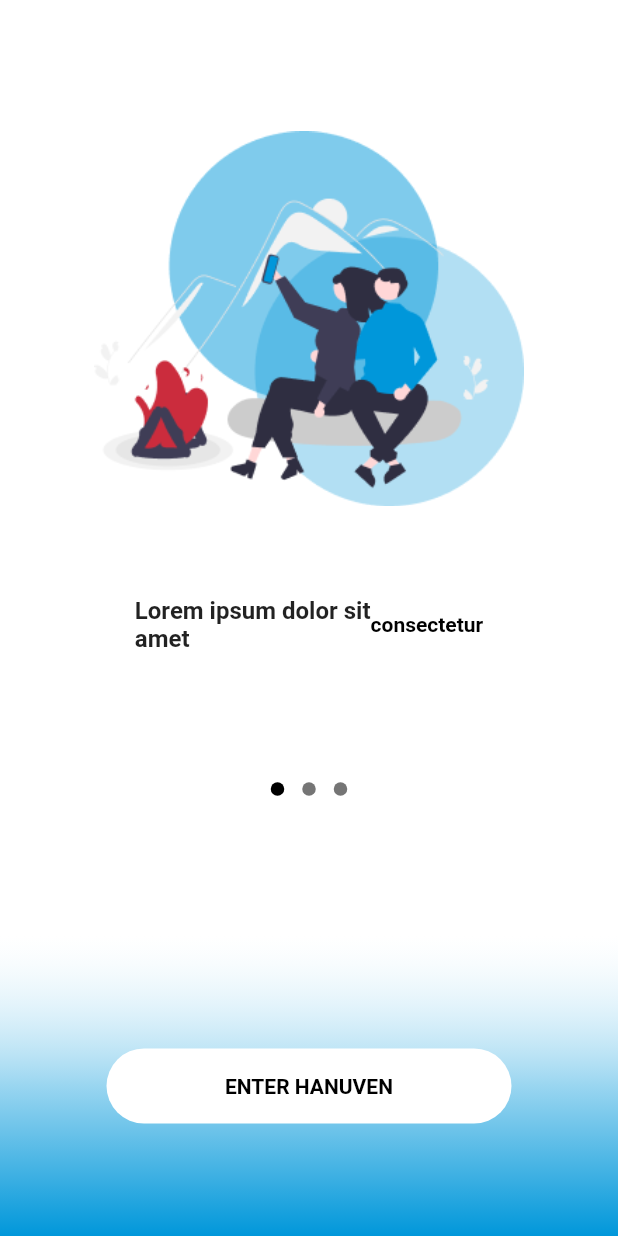
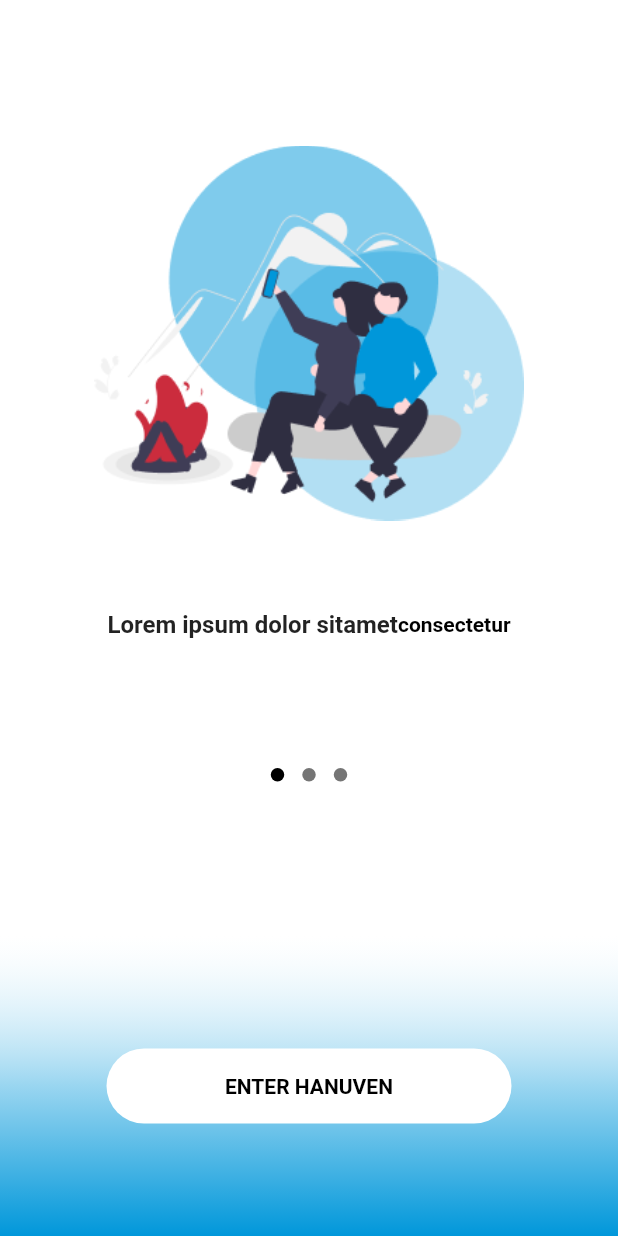
Before and after one commit to Indusian-Assist/hanuven, a Flutter app: the screen it shows after launch, on a phone screen of 412 x 824 dp. Run offline on Flutter 3.47's test engine with Material 2 defaults, Android fonts, the light colour scheme and no system bars; drawn by our look-alikes of carousel_slider, dots_indicator.

Commit message:
fixed some bugs

```diff
--- a/lib/Screens/Login/Components/carousel_slider.dart
+++ b/lib/Screens/GuidScreen/Components/carousel_slider.dart
@@ -1,7 +1,7 @@
 import 'package:carousel_slider/carousel_slider.dart';
 import 'package:dots_indicator/dots_indicator.dart';
 import 'package:flutter/material.dart';
-import 'package:hanuven/Screens/Login/Components/carousel_text.dart';
+import 'package:hanuven/Screens/GuidScreen/Components/carousel_text.dart';
 import 'package:hanuven/utils/constants/color.dart';
 import 'package:hanuven/utils/constants/images_icons.dart';
 
--- a/lib/Screens/Login/Components/carousel_text.dart
+++ b/lib/Screens/GuidScreen/Components/carousel_text.dart
@@ -2,12 +2,13 @@ import 'package:flutter/material.dart';
 import 'package:hanuven/utils/constants/text_styles.dart';
 
 
+// ignore: must_be_immutable
 class CarouselText extends StatelessWidget {
   int currentIndex;
   CarouselText({Key? key, required this.currentIndex}) : super(key: key);
 
 
-  List<String> _messages = [    "Lorem ipsum dolor sit\namet",    "Lorem ipsum dolor sit\namet",    "Lorem ipsum dolor sit\namet",  ];
+  List<String> _messages = [    "Lorem ipsum dolor sitamet",    "Lorem ipsum dolor sitamet",    "Lorem ipsum dolor sitamet",  ];
   List<String> _messages2 = ["consectetur", "consectetur", "consectetur"];
 
   @override
--- /dev/null
+++ b/lib/Screens/GuidScreen/Components/guid_button.dart
@@ -0,0 +1,24 @@
+import 'package:flutter/material.dart';
+import 'package:hanuven/utils/constants/text_styles.dart';
+
+import '../../../utils/constants/color.dart';
+
+class GuidButton extends StatelessWidget {
+  const GuidButton({Key? key, required this.onPressed}) : super(key: key);
+  final VoidCallback onPressed;
+  @override
+  Widget build(BuildContext context) {
+    return GestureDetector(
+      onTap: onPressed,
+      child: Container(
+        child: Center(child: Text('ENTER HANUVEN', style: kDefaultBoldTextStyle,)),
+        height: 50,
+        width: 270,
+        decoration: BoxDecoration(
+          color: kLightColor,
+          borderRadius: BorderRadius.circular(50),
+        ),
+      ),
+    );
+  }
+}
--- a/lib/Screens/Login/Components/welcome_body.dart
+++ b/lib/Screens/GuidScreen/Components/welcome_body.dart
@@ -1,7 +1,6 @@
-import 'package:carousel_slider/carousel_slider.dart';
 import 'package:flutter/material.dart';
-import 'package:hanuven/Screens/Login/Components/carousel_slider.dart';
-import 'package:hanuven/Screens/Login/Components/guid_button.dart';
+import 'package:hanuven/Screens/GuidScreen/Components/carousel_slider.dart';
+import 'package:hanuven/Screens/GuidScreen/Components/guid_button.dart';
 import 'package:hanuven/utils/constants/color.dart';
 
 class WelcomeBody extends StatefulWidget {
@@ -14,12 +13,8 @@ class WelcomeBody extends StatefulWidget {
 class _BodyState extends State<WelcomeBody> {
   @override
   Widget build(BuildContext context) {
-    return Column(
-
-        children: [
-      Expanded(
-          flex: 1,
-          child: Carousel()),
+    return Column(children: [
+      Expanded(flex: 1, child: Carousel()),
       Stack(
         children: <Widget>[
           Positioned(
@@ -30,8 +25,7 @@ class _BodyState extends State<WelcomeBody> {
             child: Container(
               width: double.infinity,
               height: 200,
-              decoration: BoxDecoration(
-                gradient: kBottomGradientColor
+              decoration: BoxDecoration(gradient: kBottomGradientColor
                   // LinearGradient(
                   //   begin: Alignment.bottomCenter,
                   //   end: Alignment.topCenter,
@@ -39,11 +33,11 @@ class _BodyState extends State<WelcomeBody> {
                   ),
             ),
           ),
-
           Positioned.fill(
             child: Align(
               alignment: Alignment.center,
-              child: GuidButton(),
+              child: GuidButton(
+                  onPressed: () => Navigator.pushNamed(context, '/login')),
             ),
           )
         ],
--- a/lib/Screens/Login/welcome_screen.dart
+++ b/lib/Screens/GuidScreen/welcome_screen.dart
@@ -1,8 +1,5 @@
-import 'package:carousel_slider/carousel_slider.dart';
-import 'package:dots_indicator/dots_indicator.dart';
 import 'package:flutter/material.dart';
-import 'package:hanuven/Screens/Home/components/body.dart';
-import 'package:hanuven/Screens/Login/Components/welcome_body.dart';
+import 'package:hanuven/Screens/GuidScreen/Components/welcome_body.dart';
 import 'package:hanuven/utils/constants/color.dart';
 
 class WelcomeScreen extends StatefulWidget {
--- a/lib/Screens/Login/Components/guid_button.dart
+++ /dev/null
@@ -1,21 +0,0 @@
-import 'package:flutter/material.dart';
-import 'package:hanuven/utils/constants/text_styles.dart';
-
-import '../../../utils/constants/color.dart';
-
-class GuidButton extends StatelessWidget {
-  const GuidButton({Key? key}) : super(key: key);
-
-  @override
-  Widget build(BuildContext context) {
-    return Container(
-      child: Center(child: Text('ENTER HANUVEN', style: kDefaultBoldTextStyle,)),
-      height: 50,
-      width: 270,
-      decoration: BoxDecoration(
-        color: kLightColor,
-        borderRadius: BorderRadius.circular(50),
-      ),
-    );
-  }
-}
--- /dev/null
+++ b/lib/Screens/loginScreen/login_screen.dart
@@ -0,0 +1,17 @@
+import 'package:flutter/material.dart';
+
+class LoginScreen extends StatefulWidget {
+  const LoginScreen({super.key});
+
+  @override
+  State<LoginScreen> createState() => _LoginScreenState();
+}
+
+class _LoginScreenState extends State<LoginScreen> {
+  @override
+  Widget build(BuildContext context) {
+    return Scaffold(
+      appBar: AppBar(),
+    );
+  }
+}
--- a/lib/routes/routes.dart
+++ b/lib/routes/routes.dart
@@ -1,7 +1,7 @@
 import 'package:flutter/material.dart';
-import 'package:hanuven/Screens/Login/welcome_screen.dart';
+import 'package:hanuven/Screens/GuidScreen/welcome_screen.dart';
+import 'package:hanuven/Screens/loginScreen/login_screen.dart';
 import '../utils/Components/custom_page_route.dart';
-import '../Screens/Home/home_screen.dart';
 import '../Screens/Splash/splash_screen.dart';
 
 onGenerateInitialRoutes(String initialRoute) {
@@ -23,5 +23,15 @@ onGenerateRoute(RouteSettings settings) {
           child: const WelcomeScreen(),
           settings: settings,
           direction: AxisDirection.left);
+    case '/guid':
+      return CustomPageRoute(
+          child: const WelcomeScreen(),
+          settings: settings,
+          direction: AxisDirection.left);
+    case '/login':
+      return CustomPageRoute(
+          child: const LoginScreen(),
+          settings: settings,
+          direction: AxisDirection.left);
   }
 }
--- a/lib/utils/constants/images_icons.dart
+++ b/lib/utils/constants/images_icons.dart
@@ -24,13 +24,13 @@ const String kDefaultImageUrl = 'assets/images/demoImage.png';
 const AssetImage kDefaultImage = AssetImage(kDefaultImageUrl);
 
 // This is the default image of guid 1
-const String kGuid1Url = 'assets/guidimages/guid1.png';
+const String kGuid1Url = 'assets/images/guid1.png';
 const AssetImage kGuid1Image = AssetImage(kGuid1Url);
 
 // This is the default image of guid 2
-const String kGuid2Url = 'assets/guidimages/guid2.png';
+const String kGuid2Url = 'assets/images/guid2.png';
 const AssetImage kGuid2Image = AssetImage(kGuid2Url);
 
 // This is the default image of guid 3
-const String kGuid3Url = 'assets/guidimages/guid3.png';
+const String kGuid3Url = 'assets/images/guid3.png';
 const AssetImage kGuid3Image = AssetImage(kGuid3Url);
--- a/pubspec.yaml
+++ b/pubspec.yaml
@@ -70,7 +70,6 @@ flutter:
   assets:
     - assets/icons/
     - assets/images/
-    - assets/guidimages/
   #   - images/a_dot_ham.jpeg
 
   # An image asset can refer to one or more resolution-specific "variants", see
```
Also changed, not shown: assets/images/guid1.png (renamed from assets/guidimages/guid1.png), assets/images/guid2.png (renamed from assets/guidimages/guid2.png), assets/images/guid3.png (renamed from assets/guidimages/guid3.png). Lines whose indentation alone changed are shown as unchanged.
